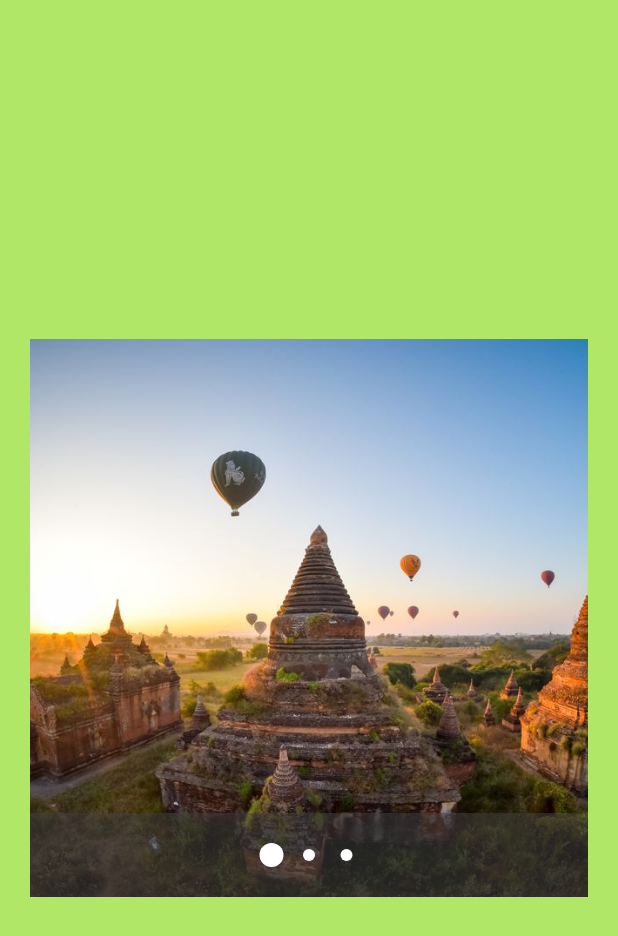
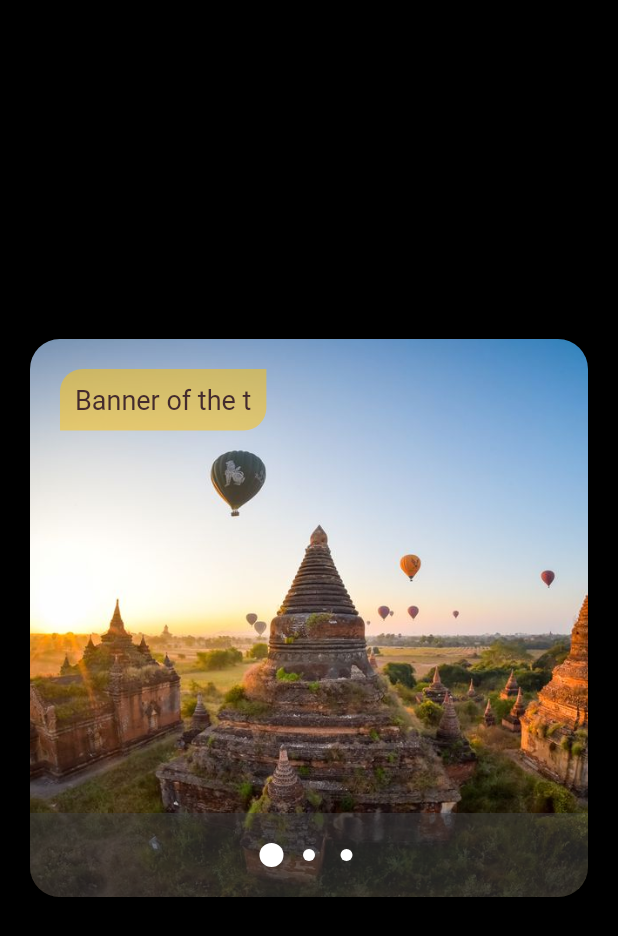
Before and after one commit to ThaeThinzar/flutter_app_study, a Flutter app: the screen it shows after launch, on a phone screen of 412 x 824 dp. Shown: the top 936 px of the screen. Run offline on Flutter 3.47's test engine with Material 2 defaults, Android fonts, the phone set to English and light mode, and no system bars; drawn by our look-alikes of carousel_pro; our stand-ins replace carousel_slider, cloud_firestore, country_code_picker, firebase_auth, firebase_storage, flutter_local_notifications and 7 more; missing offline and left inert: github, mock_data, multi_image_picker; accounts and stored records are empty; Roboto replaces fonts that are missing (Rubik).

Commit message:
[ImageSlider_Kai]image slider with animation and banner

```diff
--- a/lib/phone_authen/dashboard.dart
+++ b/lib/phone_authen/dashboard.dart
@@ -1,3 +1,5 @@
+//import 'dart:html';
+
 import 'package:carousel_pro/carousel_pro.dart';
 import 'package:carousel_slider/carousel_slider.dart';
 import 'package:flutter/material.dart';
@@ -12,23 +14,37 @@ class _DashboardPageState extends State<DashboardPage> {
   List<AssetImage> imgList = [
     new AssetImage('assets/images/bagan.jpg'),
     new AssetImage('assets/images/baganover.jpg'),
-    new AssetImage('assets/images/bridge.jpg'),] ;
+    new AssetImage('assets/images/punakhadzong.jpg'),] ;
+
+  final carusel = Carousel(
+    boxFit: BoxFit.cover,
+    images:  [
+      new AssetImage('assets/images/bagan.jpg'),
+      new AssetImage('assets/images/baganover.jpg'),
+      new AssetImage('assets/images/punakhadzong.jpg'),],
+    animationCurve: Curves.fastOutSlowIn,
+    animationDuration: Duration(
+      microseconds: 2000,),
+
+  );
+
+
   @override
   Widget build(BuildContext context) {
     double screenHeight = MediaQuery.of(context).size.height;
     return Scaffold(
-
+      backgroundColor: Colors.black,
         body: Center(
           child: Container(
               padding: EdgeInsets.all(20.0),
               height: screenHeight/2,
-              child: Carousel(
-                boxFit: BoxFit.cover,
-                images: imgList,
-                animationCurve: Curves.fastOutSlowIn,
-                animationDuration: Duration(
-                  microseconds: 2000,),
-
+              child: ClipRRect(borderRadius: BorderRadius.circular(20.0), //step 3 add circular border
+                child:Stack(
+                  children: <Widget>[
+                    carusel,
+                    Banner(),
+                  ],
+                ) ,
               )
           ),
         )
@@ -44,3 +60,50 @@ class _DashboardPageState extends State<DashboardPage> {
     );
   }
 }
+
+class Banner extends StatefulWidget{
+  BannerState createState() => BannerState();
+}
+class BannerState extends State<Banner> with SingleTickerProviderStateMixin{
+  AnimationController  controller ;
+  Animation<double> animation;
+  @override
+  void initState() {
+    // TODO: implement initState
+    super.initState();
+    controller = AnimationController(
+      duration: Duration(milliseconds: 2000,),
+      vsync:this,
+    );
+    animation = Tween(begin: 0.0, end: 0.0).animate(controller)..addListener(() {setState(() {
+
+    });});
+    controller.forward();
+  }
+
+  @override
+  void dispose() {
+    controller.dispose();
+    super.dispose();
+
+
+  }
+
+  @override
+  Widget build(BuildContext context) {
+    return Padding(
+      padding: EdgeInsets.only(left: 20, top: 20),
+      child:Container(
+        decoration: BoxDecoration(
+          color: Colors.amber.withOpacity(0.5),
+          borderRadius: BorderRadius.only(topLeft: Radius.circular(15.0),bottomRight:Radius.circular(15.0)),
+        ),
+        padding: EdgeInsets.all(10),
+        child: new Text('Banner of the t',
+          style: TextStyle(
+            fontSize: 18,
+          ),),
+      ),
+    );
+  }
+}
```
Also changed, not shown: pubspec.yaml (+25 -13 lines), assets/fonts/FiraSans-Regular.ttf (added), assets/images/punakhadzong.jpg (added).
